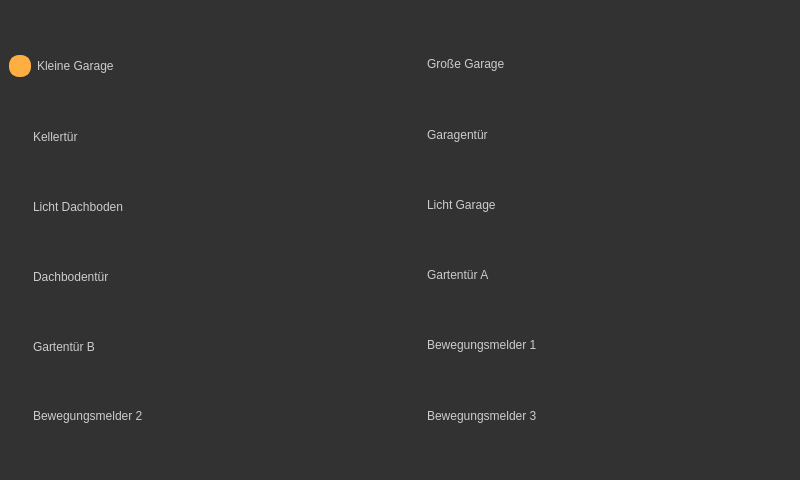
This is view/qt_main_design.ui in Drvoo/AutomatHome as Qt 5 draws it before an edit. The edited form follows.
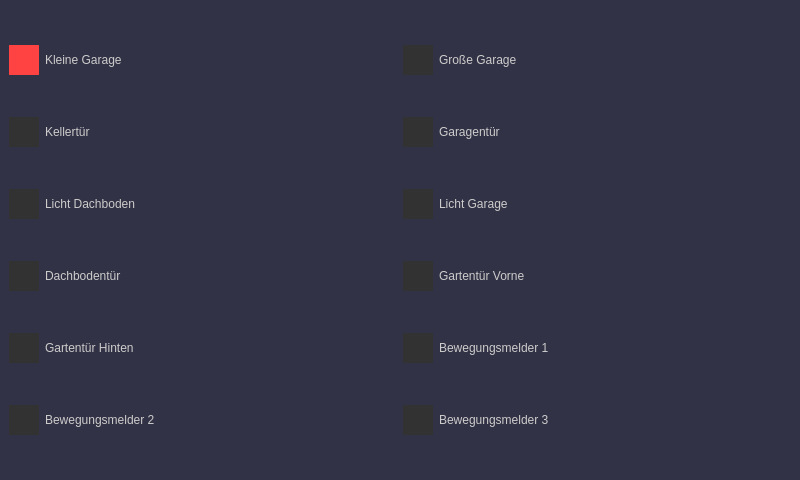
This is the edited form.

Commit message: bigger font bigger lights

Patch:
```diff
--- a/view/qt_main_design.ui
+++ b/view/qt_main_design.ui
@@ -14,7 +14,7 @@
    <string>MainWindow</string>
   </property>
   <property name="styleSheet">
-   <string notr="true">background-color: rgb(50, 50, 50);
+   <string notr="true">background-color: rgb(50,50,70);
 selection-color: rgb(200, 200, 200);
 </string>
   </property>
@@ -45,22 +45,22 @@
           <property name="styleSheet">
            <string notr="true">QRadioButton{
 color: rgb(204, 204, 204);
-font: 18pt &quot;MS Serif&quot;;
+font: 25pt &quot;MS Serif&quot;;
 }
 QRadioButton::indicator {
-    width:                  18px;
-    height:                 18px;
-    border-radius:          10px;
+    width:                  30px;
+    height:                 30px;
+    border-radius:          0px;
 }
 
 QRadioButton::indicator:checked {
-    background-color:       rgb(255, 174, 66);
-    border:                 2px solid rgb(255, 174, 66); 
+    background-color:       rgb(255, 66, 66);
+    border:                 0px solid rgb(255, 174, 66); 
 }
 
 QRadioButton::indicator:unchecked {
     background-color:       rgb(50, 50, 50);
-    border:                 2px solid (50, 50, 50);
+    border:                 0px solid (50, 50, 50);
 }
 </string>
           </property>
@@ -99,28 +99,31 @@
           <property name="styleSheet">
            <string notr="true">QRadioButton{
 color: rgb(204, 204, 204);
-font: 18pt &quot;MS Serif&quot;;
+font: 25pt &quot;MS Serif&quot;;
 }
 QRadioButton::indicator {
-    width:                  18px;
-    height:                 18px;
-    border-radius:          10px;
+    width:                  30px;
+    height:                 30px;
+    border-radius:          0px;
 }
 
 QRadioButton::indicator:checked {
-    background-color:       rgb(255, 174, 66);
-    border:                 2px solid rgb(255, 174, 66); 
+    background-color:       rgb(255, 66, 66);
+    border:                 0px solid rgb(255, 174, 66); 
 }
 
 QRadioButton::indicator:unchecked {
     background-color:       rgb(50, 50, 50);
-    border:                 2px solid (50, 50, 50);
+    border:                 0px solid (50, 50, 50);
 }
 </string>
           </property>
           <property name="text">
            <string>Kellertür</string>
           </property>
+          <property name="checked">
+           <bool>false</bool>
+          </property>
           <property name="autoExclusive">
            <bool>false</bool>
           </property>
@@ -150,28 +153,30 @@
           <property name="styleSheet">
            <string notr="true">QRadioButton{
 color: rgb(204, 204, 204);
-font: 18pt &quot;MS Serif&quot;;
+font: 25pt &quot;MS Serif&quot;;
 }
 QRadioButton::indicator {
-    width:                  18px;
-    height:                 18px;
-    border-radius:          10px;
+    width:                  30px;
+    height:                 30px;
+    border-radius:          0px;
 }
 
 QRadioButton::indicator:checked {
-    background-color:       rgb(255, 174, 66);
-    border:                 2px solid rgb(255, 174, 66); 
+    background-color:       rgb(255, 66, 66);
+    border:                 0px solid rgb(255, 174, 66); 
 }
 
 QRadioButton::indicator:unchecked {
     background-color:       rgb(50, 50, 50);
-    border:                 2px solid (50, 50, 50);
-}
-</string>
+    border:                 0px solid (50, 50, 50);
+}</string>
           </property>
           <property name="text">
            <string>Licht Dachboden</string>
           </property>
+          <property name="checked">
+           <bool>false</bool>
+          </property>
           <property name="autoExclusive">
            <bool>true</bool>
           </property>
@@ -198,29 +203,31 @@
           <property name="styleSheet">
            <string notr="true">QRadioButton{
 color: rgb(204, 204, 204);
-font: 18pt &quot;MS Serif&quot;;
+font: 25pt &quot;MS Serif&quot;;
 }
 QRadioButton::indicator {
-    width:                  18px;
-    height:                 18px;
-    border-radius:          10px;
+    width:                  30px;
+    height:                 30px;
+    border-radius:          0px;
 }
 
 QRadioButton::indicator:checked {
-    background-color:       rgb(255, 174, 66);
-    border:                 2px solid rgb(255, 174, 66); 
+    background-color:       rgb(255, 66, 66);
+    border:                 0px solid rgb(255, 174, 66); 
 }
 
 QRadioButton::indicator:unchecked {
     background-color:       rgb(50, 50, 50);
-    border:                 2px solid (50, 50, 50);
+    border:                 0px solid (50, 50, 50);
 }
-
 </string>
           </property>
           <property name="text">
            <string>Dachbodentür</string>
           </property>
+          <property name="checked">
+           <bool>false</bool>
+          </property>
           <property name="autoExclusive">
            <bool>false</bool>
           </property>
@@ -247,27 +254,27 @@
           <property name="styleSheet">
            <string notr="true">QRadioButton{
 color: rgb(204, 204, 204);
-font: 18pt &quot;MS Serif&quot;;
+font: 25pt &quot;MS Serif&quot;;
 }
 QRadioButton::indicator {
-    width:                  18px;
-    height:                 18px;
-    border-radius:          10px;
+    width:                  30px;
+    height:                 30px;
+    border-radius:          0px;
 }
 
 QRadioButton::indicator:checked {
-    background-color:       rgb(255, 174, 66);
-    border:                 2px solid rgb(255, 174, 66); 
+    background-color:       rgb(255, 66, 66);
+    border:                 0px solid rgb(255, 174, 66); 
 }
 
 QRadioButton::indicator:unchecked {
     background-color:       rgb(50, 50, 50);
-    border:                 2px solid (50, 50, 50);
+    border:                 0px solid (50, 50, 50);
 }
 </string>
           </property>
           <property name="text">
-           <string>Gartentür B</string>
+           <string>Gartentür Hinten</string>
           </property>
           <property name="autoExclusive">
            <bool>false</bool>
@@ -295,22 +302,22 @@
           <property name="styleSheet">
            <string notr="true">QRadioButton{
 color: rgb(204, 204, 204);
-font: 18pt &quot;MS Serif&quot;;
+font: 25pt &quot;MS Serif&quot;;
 }
 QRadioButton::indicator {
-    width:                  18px;
-    height:                 18px;
-    border-radius:          10px;
+    width:                  30px;
+    height:                 30px;
+    border-radius:          0px;
 }
 
 QRadioButton::indicator:checked {
-    background-color:       rgb(255, 174, 66);
-    border:                 2px solid rgb(255, 174, 66); 
+    background-color:       rgb(255, 66, 66);
+    border:                 0px solid rgb(255, 174, 66); 
 }
 
 QRadioButton::indicator:unchecked {
     background-color:       rgb(50, 50, 50);
-    border:                 2px solid (50, 50, 50);
+    border:                 0px solid (50, 50, 50);
 }
 </string>
           </property>
@@ -360,28 +367,31 @@
           <property name="styleSheet">
            <string notr="true">QRadioButton{
 color: rgb(204, 204, 204);
-font: 18pt &quot;MS Serif&quot;;
+font: 25pt &quot;MS Serif&quot;;
 }
 QRadioButton::indicator {
-    width:                  18px;
-    height:                 18px;
-    border-radius:          10px;
+    width:                  30px;
+    height:                 30px;
+    border-radius:          0px;
 }
 
 QRadioButton::indicator:checked {
-    background-color:       rgb(255, 174, 66);
-    border:                 2px solid rgb(255, 174, 66); 
+    background-color:       rgb(255, 66, 66);
+    border:                 0px solid rgb(255, 174, 66); 
 }
 
 QRadioButton::indicator:unchecked {
     background-color:       rgb(50, 50, 50);
-    border:                 2px solid (50, 50, 50);
+    border:                 0px solid (50, 50, 50);
 }
 </string>
           </property>
           <property name="text">
            <string>Große Garage</string>
           </property>
+          <property name="checked">
+           <bool>false</bool>
+          </property>
           <property name="autoExclusive">
            <bool>false</bool>
           </property>
@@ -408,22 +418,22 @@
           <property name="styleSheet">
            <string notr="true">QRadioButton{
 color: rgb(204, 204, 204);
-font: 18pt &quot;MS Serif&quot;;
+font: 25pt &quot;MS Serif&quot;;
 }
 QRadioButton::indicator {
-    width:                  18px;
-    height:                 18px;
-    border-radius:          10px;
+    width:                  30px;
+    height:                 30px;
+    border-radius:          0px;
 }
 
 QRadioButton::indicator:checked {
-    background-color:       rgb(255, 174, 66);
-    border:                 2px solid rgb(255, 174, 66); 
+    background-color:       rgb(255, 66, 66);
+    border:                 0px solid rgb(255, 174, 66); 
 }
 
 QRadioButton::indicator:unchecked {
     background-color:       rgb(50, 50, 50);
-    border:                 2px solid (50, 50, 50);
+    border:                 0px solid (50, 50, 50);
 }
 </string>
           </property>
@@ -462,22 +472,22 @@
           <property name="styleSheet">
            <string notr="true">QRadioButton{
 color: rgb(204, 204, 204);
-font: 18pt &quot;MS Serif&quot;;
+font: 25pt &quot;MS Serif&quot;;
 }
 QRadioButton::indicator {
-    width:                  18px;
-    height:                 18px;
-    border-radius:          10px;
+    width:                  30px;
+    height:                 30px;
+    border-radius:          0px;
 }
 
 QRadioButton::indicator:checked {
-    background-color:       rgb(255, 174, 66);
-    border:                 2px solid rgb(255, 174, 66); 
+    background-color:       rgb(255, 66, 66);
+    border:                 0px solid rgb(255, 174, 66); 
 }
 
 QRadioButton::indicator:unchecked {
     background-color:       rgb(50, 50, 50);
-    border:                 2px solid (50, 50, 50);
+    border:                 0px solid (50, 50, 50);
 }
 </string>
           </property>
@@ -510,27 +520,27 @@
           <property name="styleSheet">
            <string notr="true">QRadioButton{
 color: rgb(204, 204, 204);
-font: 18pt &quot;MS Serif&quot;;
+font: 25pt &quot;MS Serif&quot;;
 }
 QRadioButton::indicator {
-    width:                  18px;
-    height:                 18px;
-    border-radius:          10px;
+    width:                  30px;
+    height:                 30px;
+    border-radius:          0px;
 }
 
 QRadioButton::indicator:checked {
-    background-color:       rgb(255, 174, 66);
-    border:                 2px solid rgb(255, 174, 66); 
+    background-color:       rgb(255, 66, 66);
+    border:                 0px solid rgb(255, 174, 66); 
 }
 
 QRadioButton::indicator:unchecked {
     background-color:       rgb(50, 50, 50);
-    border:                 2px solid (50, 50, 50);
+    border:                 0px solid (50, 50, 50);
 }
 </string>
           </property>
           <property name="text">
-           <string>Gartentür A</string>
+           <string>Gartentür Vorne</string>
           </property>
           <property name="autoExclusive">
            <bool>false</bool>
@@ -558,22 +568,22 @@
           <property name="styleSheet">
            <string notr="true">QRadioButton{
 color: rgb(204, 204, 204);
-font: 18pt &quot;MS Serif&quot;;
+font: 25pt &quot;MS Serif&quot;;
 }
 QRadioButton::indicator {
-    width:                  18px;
-    height:                 18px;
-    border-radius:          10px;
+    width:                  30px;
+    height:                 30px;
+    border-radius:          0px;
 }
 
 QRadioButton::indicator:checked {
-    background-color:       rgb(255, 174, 66);
-    border:                 2px solid rgb(255, 174, 66); 
+    background-color:       rgb(255, 66, 66);
+    border:                 0px solid rgb(255, 174, 66); 
 }
 
 QRadioButton::indicator:unchecked {
     background-color:       rgb(50, 50, 50);
-    border:                 2px solid (50, 50, 50);
+    border:                 0px solid (50, 50, 50);
 }
 </string>
           </property>
@@ -606,22 +616,22 @@
           <property name="styleSheet">
            <string notr="true">QRadioButton{
 color: rgb(204, 204, 204);
-font: 18pt &quot;MS Serif&quot;;
+font: 25pt &quot;MS Serif&quot;;
 }
 QRadioButton::indicator {
-    width:                  18px;
-    height:                 18px;
-    border-radius:          10px;
+    width:                  30px;
+    height:                 30px;
+    border-radius:          0px;
 }
 
 QRadioButton::indicator:checked {
-    background-color:       rgb(255, 174, 66);
-    border:                 2px solid rgb(255, 174, 66); 
+    background-color:       rgb(255, 66, 66);
+    border:                 0px solid rgb(255, 174, 66); 
 }
 
 QRadioButton::indicator:unchecked {
     background-color:       rgb(50, 50, 50);
-    border:                 2px solid (50, 50, 50);
+    border:                 0px solid (50, 50, 50);
 }
 </string>
           </property>
```
